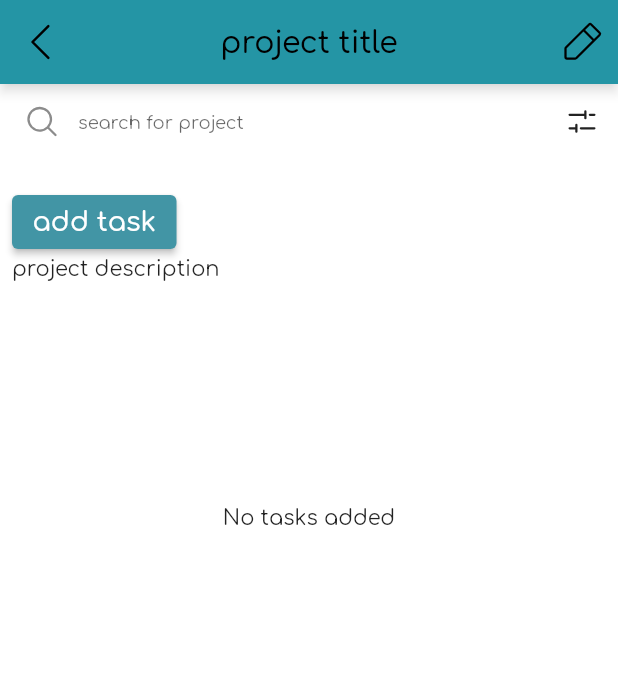
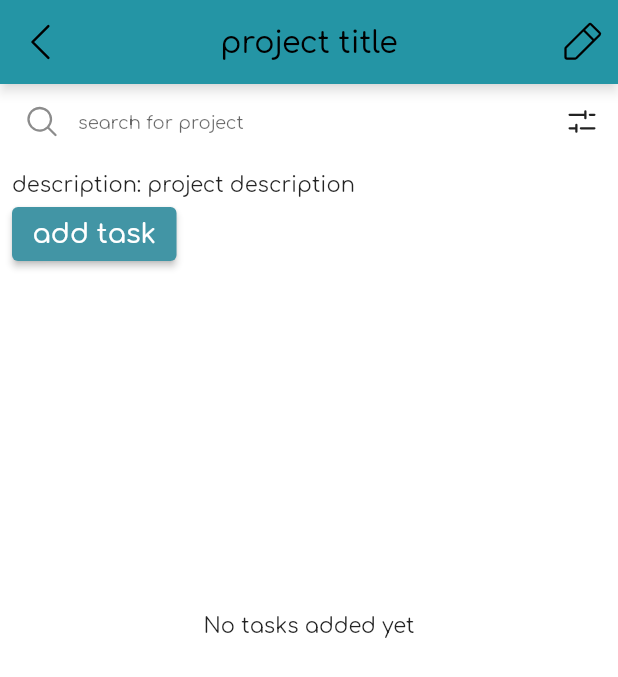
Before and after one commit to didrikeilertsen/easyTask, a Flutter app: the ProjectScreen screen opened directly with empty values, on a phone screen of 412 x 824 dp. Shown: the top 677 px of the screen. Run offline on Flutter 3.47's test engine with Material 2 defaults, Android fonts, the phone set to English and light mode, and no system bars; our stand-ins replace cloud_firestore, firebase_auth, firebase_core, flutter_riverpod, google_sign_in, phosphor_flutter and 2 more; missing offline and left inert: flutter_login_facebook; accounts and stored records are empty.

Commit message:
implemented tasksStream(), which displays the tasks for a given project

```diff
--- a/project/lib/screens/project/project_screen.dart
+++ b/project/lib/screens/project/project_screen.dart
@@ -3,6 +3,9 @@ import 'package:flutter_riverpod/flutter_riverpod.dart';
 import 'package:phosphor_flutter/phosphor_flutter.dart';
 import 'package:project/models/project.dart';
 import 'package:project/widgets/appbar_button.dart';
+import 'package:project/widgets/task_card.dart';
+import '../../models/task.dart';
+import '../../services/providers.dart';
 import '../../widgets/search_bar.dart';
 import 'edit_project_screen.dart';
 
@@ -29,7 +32,106 @@ class ProjectScreenState extends ConsumerState<ProjectScreen> {
   @override
   Widget build(BuildContext context) {
     return Scaffold(
-      appBar: AppBar(
+      appBar: _buildAppBar(),
+      body: Column(
+        crossAxisAlignment: CrossAxisAlignment.start,
+        children: [
+          SearchBar(
+            placeholderText: "search for project",
+            searchFunction: () {},
+            textEditingController: TextEditingController(),
+            filterModal: const SizedBox(),
+          ),
+          const Padding(
+            padding: EdgeInsets.only(top: 10),
+          ),
+          Padding(
+            padding: const EdgeInsets.only(left: 8.0),
+            child: Column(
+              crossAxisAlignment: CrossAxisAlignment.start,
+              children: [
+                Text("description: ${widget.project.description}"),
+                ElevatedButton(
+                    onPressed: () {
+                      Navigator.of(context)
+                          .pushNamed('/editTask', arguments: widget.project);
+                    },
+                    child: const Text("add task")),
+              ],
+            ),
+          ),
+          _buildContent(context),
+        ],
+      ),
+    );
+  }
+
+  Widget _buildContent(BuildContext context) {
+    final database = ref.watch(databaseProvider);
+    return StreamBuilder<List<Task>>(
+        stream: database.tasksStream(widget.project),
+        builder: (context, snapshot) {
+          if (snapshot.hasData) {
+            if (snapshot.data!.isEmpty) {
+              return Column(
+                children: const [
+                  SizedBox(height: 230),
+                  Center(child: Text("No tasks added yet")),
+                ],
+              );
+            }
+
+            final tasks = snapshot.data;
+            final children = tasks!
+                .map((task) => TaskCard(
+                      task: task,
+
+                      // onTap: () => EditProjectScreen.show(context, project),
+                      //onTap: () => ProjectScreen.show(context, project),
+                      onTap: () {},
+                    ))
+                .toList();
+
+            return Expanded(
+              child: SingleChildScrollView(
+                //TODO når man scroller helt opp eller ned så starter en update. sjekk om dette gjør noe eller fjern det
+                child: Align(
+                  alignment: Alignment.centerLeft,
+                  child: Padding(
+                    padding: const EdgeInsets.all(8.0),
+                    child: Column(
+                        crossAxisAlignment: CrossAxisAlignment.start,
+                        children: children),
+                  ),
+                ),
+              ),
+            );
+          }
+
+          if (!snapshot.hasData) {
+            return Column(
+              children: const [
+                SizedBox(height: 230),
+                Center(child: Text("No tasks added yet")),
+              ],
+            );
+          }
+
+          if (snapshot.hasError) {
+            return const Center(child: Text("Some error occurred"));
+          }
+
+          return const Center(
+              child: SizedBox(
+            height: 40,
+            width: 40,
+            child: CircularProgressIndicator(),
+          ));
+        });
+  }
+
+  AppBar _buildAppBar() {
+    return AppBar(
       centerTitle: true,
       automaticallyImplyLeading: false,
       title: Text(widget.project.title),
@@ -42,48 +144,13 @@ class ProjectScreenState extends ConsumerState<ProjectScreen> {
       ),
       actions: [
         AppBarButton(
-            handler: () {EditProjectScreen.show(context, widget.project);},
+          handler: () {
+            EditProjectScreen.show(context, widget.project);
+          },
           tooltip: "Edit the current project",
           icon: PhosphorIcons.pencilSimpleLight,
         ),
       ],
-      ),
-      body: Column(children: [
-        SearchBar(
-          placeholderText: "search for project",
-          searchFunction: () {},
-          textEditingController: TextEditingController(),
-          filterModal: const SizedBox(),
-        ),
-        const Padding(
-          padding: EdgeInsets.only(top: 10),
-        ),
-        _buildContent(context),
-      ]),
-    );
-  }
-
-  Widget _buildContent(BuildContext context) {
-    return SingleChildScrollView(
-      child: Align(
-        alignment: Alignment.centerLeft,
-        child: Padding(
-          padding: const EdgeInsets.all(8.0),
-          child: Column(
-            crossAxisAlignment: CrossAxisAlignment.start,
-            children: [
-              ElevatedButton(
-                  onPressed: () {
-                    Navigator.of(context).pushNamed('/editTask', arguments: widget.project);
-                  },
-                  child: const Text("add task")),
-              Text(widget.project.description),
-              const SizedBox(height: 150,),
-              const Center(child: Text("No tasks added")),
-            ],
-          ),
-        ),
-      ),
     );
   }
 }
--- a/project/lib/services/api_path.dart
+++ b/project/lib/services/api_path.dart
@@ -6,5 +6,6 @@ class APIPath {
   static String task(String uid, String projectId, String taskId) => '/users/$uid/projects/$projectId/tasks/$taskId';
 
   static String projects(String uid) => '/users/$uid/projects';
+  static String tasks(String uid, String projectId) => '/users/$uid/projects/$projectId/tasks';
 
 }
```
Also changed, not shown: project/lib/models/project.dart (+0 -35 lines), project/lib/models/task.dart (+26 -16 lines), project/lib/screens/project/project_overview_screen.dart (+2 -6 lines), project/lib/services/database.dart (+54 -41 lines), project/lib/services/routeGenerator.dart (+13 -11 lines), project/lib/widgets/project_card.dart (+54 -40 lines), project/lib/widgets/project_card_original.dart (added, +53 -0 lines), project/lib/widgets/project_card_test.dart (deleted, +0 -67 lines). Lines whose indentation alone changed are shown as unchanged.
